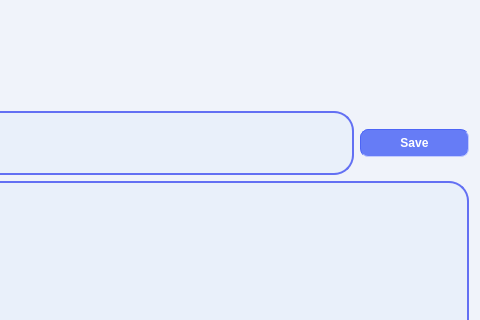
Above: editscreen.ui from OHonSam/CS163_Group2_Dictionary before the change; both pictures show x 644 to 1124 and y 0 to 320 of the 1124 by 711 pixel window. Below: the same form after it.
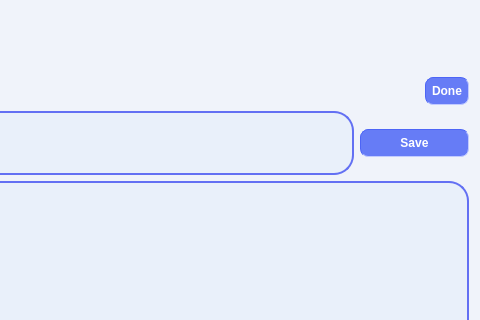
That is the form after the change. Icons and pictures are not drawn.

Diff of the .ui file:
```diff
--- a/editscreen.ui
+++ b/editscreen.ui
@@ -75,6 +75,26 @@
          </property>
         </spacer>
        </item>
+       <item>
+        <widget class="QPushButton" name="pushButton_done">
+         <property name="styleSheet">
+          <string notr="true">padding: 6px;
+border-color: rgb(77, 101, 246);
+border-width : 1px;
+border-style:inset;
+border-radius: 8px;
+  min-height: 1px;
+  min-width: 1px;
+background-color: rgb(102, 124, 246);
+font: 11pt &quot;Comfortaa&quot;;
+font: bold;
+color: white;</string>
+         </property>
+         <property name="text">
+          <string>Done</string>
+         </property>
+        </widget>
+       </item>
       </layout>
      </item>
     </layout>
```
